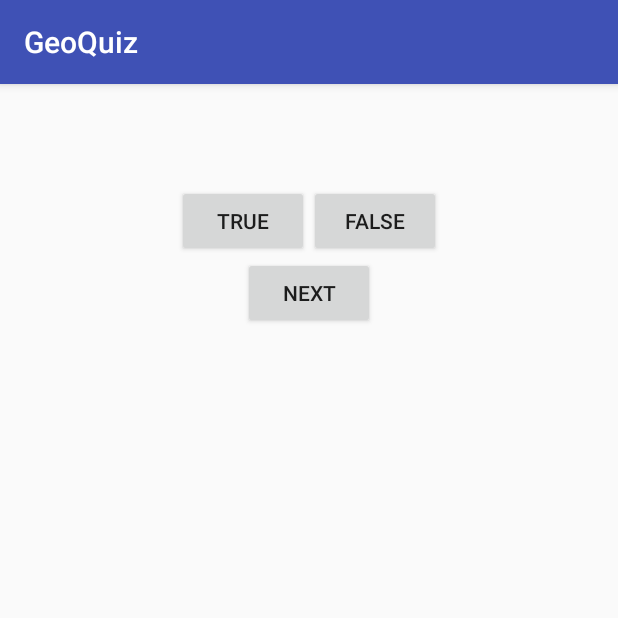
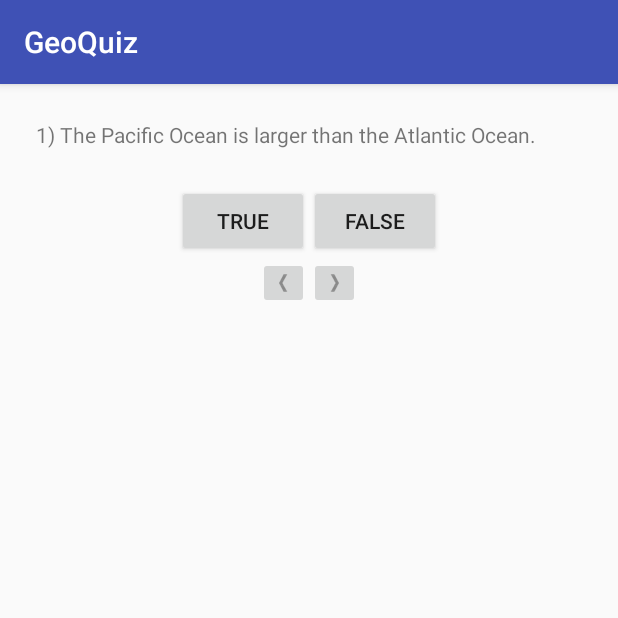
Before and after one commit to leonardollobato/AndroidSimpleQuiz, an Android app: the screen it shows after launch (QuizActivity), on a phone screen of 412 x 824 dp, the top half of it. Run offline under Robolectric (Android 15) with nearby library versions, the phone set to English and light mode, and no system bars.

Commit message:
Click on Question Display, Icon on Handler and Previous Button

```diff
--- a/app/src/main/java/com/example/leonardollobato/geoquiz/QuizActivity.java
+++ b/app/src/main/java/com/example/leonardollobato/geoquiz/QuizActivity.java
@@ -4,23 +4,74 @@ import android.support.v7.app.AppCompatActivity;
 import android.os.Bundle;
 import android.view.View;
 import android.widget.Button;
+import android.widget.ImageButton;
+import android.widget.TextView;
 import android.widget.Toast;
 
 public class QuizActivity extends AppCompatActivity {
 
     private Button mTrueButton;
     private Button mFalseButton;
+    private ImageButton mNextButton;
+    private ImageButton mPreviousButton;
+    private TextView mQuestionTextView;
+
+    private Question[] mQuestionBank = new Question[]{
+            new Question(R.string.question_oceans,true),
+            new Question(R.string.question_mideast,false),
+            new Question(R.string.question_africa,false),
+            new Question(R.string.question_americas,true),
+            new Question(R.string.question_asia,true)
+    };
+
+    private int mCurrentIndex = 0;
+
+    private void updateQuestion(){
+        int question = mQuestionBank[mCurrentIndex].getTextResId();
+        mQuestionTextView.setText(question);
+    }
+
+    private void nextQuestion(int number){
+        mCurrentIndex = (mCurrentIndex + number) % mQuestionBank.length;
+
+        if(mCurrentIndex < 0)
+            mCurrentIndex = mQuestionBank.length - 1;
+
+        updateQuestion();
+    }
+
+    private void checkAnswer(boolean userPressedTrue){
+        boolean answerIsTrue = mQuestionBank[mCurrentIndex].isAnswerTrue();
+
+        int messageResId = 0;
+
+        if(userPressedTrue == answerIsTrue){
+            messageResId = R.string.correct_toast;
+        }else{
+            messageResId = R.string.incorrect_toast;
+        }
+
+        Toast.makeText(QuizActivity.this,messageResId,Toast.LENGTH_SHORT).show();
+    }
 
     @Override
     protected void onCreate(Bundle savedInstanceState) {
         super.onCreate(savedInstanceState);
         setContentView(R.layout.activity_quiz);
 
+        mQuestionTextView = (TextView) findViewById(R.id.question_text_view);
+        mQuestionTextView.setOnClickListener(new View.OnClickListener(){
+            @Override
+            public void onClick(View v){
+                nextQuestion(1);
+            };
+        });
+
         mTrueButton = (Button) findViewById(R.id.true_button);
         mTrueButton.setOnClickListener(new View.OnClickListener(){
             @Override
             public void onClick(View v) {
-                Toast.makeText(QuizActivity.this,R.string.correct_toast,Toast.LENGTH_SHORT).show();
+                checkAnswer(true);
             }
         });
 
@@ -28,9 +79,27 @@ public class QuizActivity extends AppCompatActivity {
         mFalseButton.setOnClickListener(new View.OnClickListener(){
             @Override
             public void onClick(View v){
-                Toast.makeText(QuizActivity.this,R.string.incorrect_toast,Toast.LENGTH_SHORT).show();
+                checkAnswer(false);
             }
         });
+
+        mNextButton = (ImageButton) findViewById(R.id.next_button);
+        mNextButton.setOnClickListener(new View.OnClickListener(){
+            @Override
+            public void onClick(View v){
+                nextQuestion(1);
+            }
+        });
+
+        mPreviousButton = (ImageButton) findViewById(R.id.previous_button);
+        mPreviousButton.setOnClickListener(new View.OnClickListener(){
+            @Override
+            public void onClick(View v){
+                nextQuestion(-1);
+            }
+        });
+
+        updateQuestion();
     }
 
 
--- a/app/src/main/res/layout/activity_quiz.xml
+++ b/app/src/main/res/layout/activity_quiz.xml
@@ -15,8 +15,8 @@
     <LinearLayout
         android:layout_width="wrap_content"
         android:layout_height="wrap_content"
-        android:orientation="horizontal"
-        android:layout_gravity="center">
+        android:layout_gravity="center"
+        android:orientation="horizontal">
 
         <Button
             android:id="@+id/true_button"
@@ -32,11 +32,31 @@
 
     </LinearLayout>
 
-    <Button
-        android:id="@+id/next_button"
+    <LinearLayout
+        android:orientation="horizontal"
         android:layout_width="wrap_content"
         android:layout_height="wrap_content"
-        android:text="@string/next_button"
-        android:layout_gravity="center"/>
+        android:layout_gravity="center">
+
+        <ImageButton
+            android:id="@+id/previous_button"
+            android:layout_width="wrap_content"
+            android:layout_height="wrap_content"
+            android:layout_gravity="center"
+            android:contentDescription="@string/previous_button"
+            android:src="@drawable/arrow_left"
+            />
+
+        <ImageButton
+            android:id="@+id/next_button"
+            android:layout_width="wrap_content"
+            android:layout_height="wrap_content"
+            android:layout_gravity="center"
+            android:contentDescription="@string/next_button"
+            android:src="@drawable/arrow_right"
+            />
+
+
+    </LinearLayout>
 
 </LinearLayout>
--- a/app/src/main/res/values/strings.xml
+++ b/app/src/main/res/values/strings.xml
@@ -3,12 +3,13 @@
     <string name="true_button">True</string>
     <string name="false_button">False</string>
     <string name="next_button">Next</string>
+    <string name="previous_button">Prev</string>
     <string name="correct_toast">Correct!</string>
     <string name="incorrect_toast">Incorrect!</string>
 
-    <string name="question_oceans">The Pacific Ocean is larger than the Atlantic Ocean.</string>
-    <string name="question_mideast">The Suez Canal connects the Red Sea and the Indian Ocean.</string>
-    <string name="question_africa">The source of the Nile River is in Egypt.</string>
-    <string name="question_americas">The Amazon River is the longest river in the Americas.</string>
-    <string name="question_asia">Lake Baikal is the world\'s oldest and deepest freshwater lake.</string>
+    <string name="question_oceans">1) The Pacific Ocean is larger than the Atlantic Ocean.</string>
+    <string name="question_mideast">2) The Suez Canal connects the Red Sea and the Indian Ocean.</string>
+    <string name="question_africa">3) The source of the Nile River is in Egypt.</string>
+    <string name="question_americas">4) The Amazon River is the longest river in the Americas.</string>
+    <string name="question_asia">5) Lake Baikal is the world\'s oldest and deepest freshwater lake.</string>
 </resources>
```
Also changed, not shown: app/src/main/res/drawable-hdpi/arrow_left.png (added), app/src/main/res/drawable-hdpi/arrow_right.png (added), app/src/main/res/drawable-mdpi/arrow_left.png (added), app/src/main/res/drawable-mdpi/arrow_right.png (added), app/src/main/res/drawable-xhdpi/arrow_left.png (added), app/src/main/res/drawable-xhdpi/arrow_right.png (added), app/src/main/res/drawable-xxhdpi/arrow_left.png (added), app/src/main/res/drawable-xxhdpi/arrow_right.png (added).
